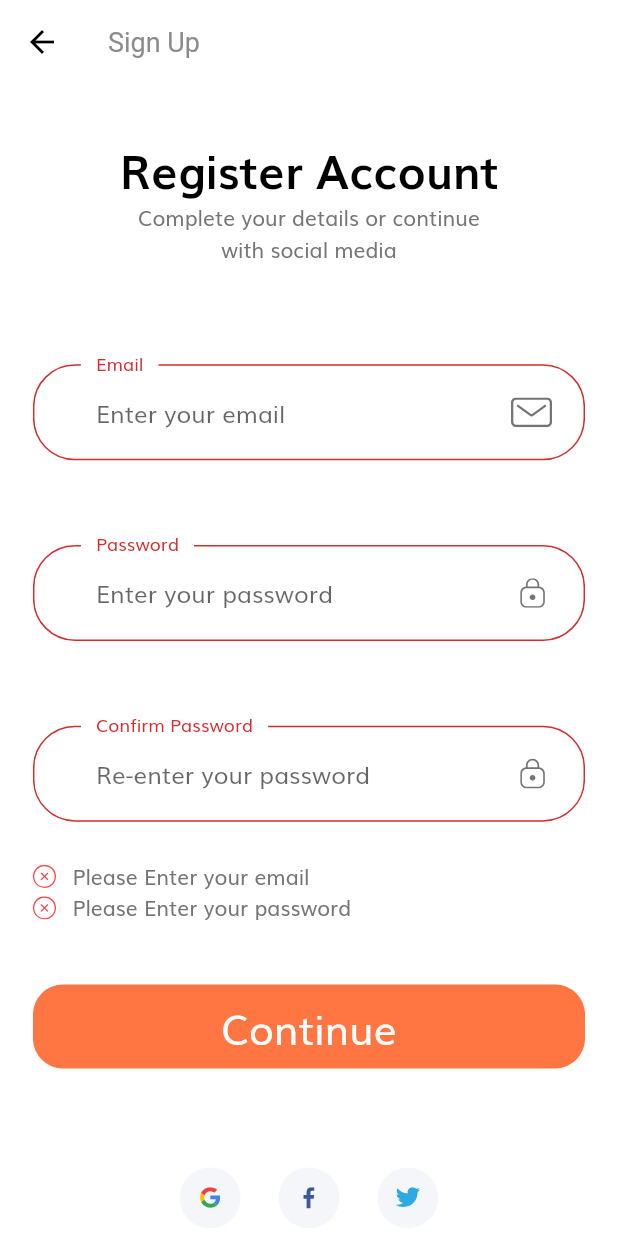
After one commit to sun1211/commerce_app, a Flutter app: the SignUpScreen screen opened by its route, after a tap on "Continue", on a phone screen of 412 x 824 dp. The commit adds this screen. Run offline on Flutter 3.47's test engine with Material 2 defaults, Android fonts, the phone set to English and light mode, and no system bars; our stand-ins replace flutter_svg.

Commit message:
add sign up + profile screen

```diff
--- a/lib/components/no_account_text.dart
+++ b/lib/components/no_account_text.dart
@@ -1,4 +1,5 @@
 import 'package:commerce_app/constants.dart';
+import 'package:commerce_app/screens/sign_up/sign_up_sreen.dart';
 import 'package:commerce_app/size_config.dart';
 import 'package:flutter/material.dart';
 
@@ -17,7 +18,7 @@ class NoAccountText extends StatelessWidget {
           style: TextStyle(fontSize: getProportionateScreenWidth(16)),
         ),
         GestureDetector(
-          // onTap: () => Navigator.pushNamed(context, SignUpScreen.routeName),
+          onTap: () => Navigator.pushNamed(context, SignUpScreen.routeName),
           child: Text(
             "Sign Up",
             style: TextStyle(
--- a/lib/routes.dart
+++ b/lib/routes.dart
@@ -1,6 +1,8 @@
+import 'package:commerce_app/screens/complete_profile/complete_profile_screen.dart';
 import 'package:commerce_app/screens/forgot_password/forgot_password_screen.dart';
 import 'package:commerce_app/screens/login_success/login_success_screen.dart';
 import 'package:commerce_app/screens/sign_in/sign_in_screen.dart';
+import 'package:commerce_app/screens/sign_up/sign_up_sreen.dart';
 import 'package:flutter/widgets.dart';
 import 'package:commerce_app/screens/splash/splash_screen.dart';
 
@@ -11,4 +13,6 @@ final Map<String, WidgetBuilder> routes = {
   SignInScreen.routeName: (context) => SignInScreen(),
   ForgotPasswordScreen.routeName: (context) => ForgotPasswordScreen(),
   LoginSuccessScreen.routeName: (context) => LoginSuccessScreen(),
+  SignUpScreen.routeName: (context) => SignUpScreen(),
+  CompleteProfileScreen.routeName: (context) => CompleteProfileScreen(),
 };
--- /dev/null
+++ b/lib/screens/complete_profile/complete_profile_screen.dart
@@ -0,0 +1,16 @@
+import 'package:flutter/material.dart';
+
+import 'components/body.dart';
+
+class CompleteProfileScreen extends StatelessWidget {
+  static String routeName = "/complete_profile";
+  @override
+  Widget build(BuildContext context) {
+    return Scaffold(
+      appBar: AppBar(
+        title: Text('Sign Up'),
+      ),
+      body: Body(),
+    );
+  }
+}
--- /dev/null
+++ b/lib/screens/sign_up/components/body.dart
@@ -0,0 +1,61 @@
+import 'package:commerce_app/components/socal_card.dart';
+import 'package:commerce_app/constants.dart';
+import 'package:commerce_app/size_config.dart';
+import 'package:flutter/material.dart';
+
+import 'sign_up_form.dart';
+
+class Body extends StatelessWidget {
+  const Body({Key key}) : super(key: key);
+
+  @override
+  Widget build(BuildContext context) {
+    return SafeArea(
+      child: SizedBox(
+        width: double.infinity,
+        child: Padding(
+          padding:
+              EdgeInsets.symmetric(horizontal: getProportionateScreenWidth(20)),
+          child: SingleChildScrollView(
+            child: Column(
+              children: [
+                SizedBox(height: SizeConfig.screenHeight * 0.04), // 4%
+                Text("Register Account", style: headingStyle),
+                Text(
+                  "Complete your details or continue \nwith social media",
+                  textAlign: TextAlign.center,
+                ),
+                SizedBox(height: SizeConfig.screenHeight * 0.08),
+                SignUpForm(),
+                SizedBox(height: SizeConfig.screenHeight * 0.08),
+                Row(
+                  mainAxisAlignment: MainAxisAlignment.center,
+                  children: [
+                    SocalCard(
+                      icon: "assets/icons/google-icon.svg",
+                      press: () {},
+                    ),
+                    SocalCard(
+                      icon: "assets/icons/facebook-2.svg",
+                      press: () {},
+                    ),
+                    SocalCard(
+                      icon: "assets/icons/twitter.svg",
+                      press: () {},
+                    ),
+                  ],
+                ),
+                SizedBox(height: getProportionateScreenHeight(20)),
+                Text(
+                  'By continuing your confirm that you agree \nwith our Term and Condition',
+                  textAlign: TextAlign.center,
+                  style: Theme.of(context).textTheme.caption,
+                )
+              ],
+            ),
+          ),
+        ),
+      ),
+    );
+  }
+}
--- /dev/null
+++ b/lib/screens/sign_up/components/sign_up_form.dart
@@ -0,0 +1,162 @@
+import 'package:commerce_app/components/custom_surfix_icon.dart';
+import 'package:commerce_app/components/default_button.dart';
+import 'package:commerce_app/components/form_error.dart';
+import 'package:commerce_app/constants.dart';
+import 'package:commerce_app/screens/complete_profile/complete_profile_screen.dart';
+import 'package:commerce_app/size_config.dart';
+import 'package:flutter/material.dart';
+
+class SignUpForm extends StatefulWidget {
+  @override
+  _SignUpFormState createState() => _SignUpFormState();
+}
+
+class _SignUpFormState extends State<SignUpForm> {
+  final _formKey = GlobalKey<FormState>();
+  String email;
+  String password;
+  String conform_password;
+  bool remember = false;
+  final List<String> errors = [];
+
+  void addError({String error}) {
+    if (!errors.contains(error))
+      setState(() {
+        errors.add(error);
+      });
+  }
+
+  void removeError({String error}) {
+    if (errors.contains(error))
+      setState(() {
+        errors.remove(error);
+      });
+  }
+
+  @override
+  Widget build(BuildContext context) {
+    return Form(
+      key: _formKey,
+      child: Column(
+        children: [
+          buildEmailFormField(),
+          SizedBox(height: getProportionateScreenHeight(30)),
+          buildPasswordFormField(),
+          SizedBox(height: getProportionateScreenHeight(30)),
+          buildConformPassFormField(),
+          FormError(errors: errors),
+          SizedBox(height: getProportionateScreenHeight(40)),
+          DefaultButton(
+            text: "Continue",
+            press: () {
+              if (_formKey.currentState.validate()) {
+                _formKey.currentState.save();
+                // if all are valid then go to success screen
+                Navigator.pushNamed(context, CompleteProfileScreen.routeName);
+              }
+            },
+          ),
+        ],
+      ),
+    );
+  }
+
+  TextFormField buildConformPassFormField() {
+    return TextFormField(
+      obscureText: true,
+      onSaved: (newValue) => conform_password = newValue,
+      onChanged: (value) {
+        if (value.isNotEmpty) {
+          removeError(error: kPassNullError);
+        } else if (value.isNotEmpty && password == conform_password) {
+          removeError(error: kMatchPassError);
+        }
+        conform_password = value;
+      },
+      validator: (value) {
+        if (value.isEmpty) {
+          addError(error: kPassNullError);
+          return "";
+        } else if ((password != value)) {
+          addError(error: kMatchPassError);
+          return "";
+        }
+        return null;
+      },
+      decoration: InputDecoration(
+        labelText: "Confirm Password",
+        hintText: "Re-enter your password",
+        // If  you are using latest version of flutter then lable text and hint text shown like this
+        // if you r using flutter less then 1.20.* then maybe this is not working properly
+        floatingLabelBehavior: FloatingLabelBehavior.always,
+        suffixIcon: CustomSurffixIcon(svgIcon: "assets/icons/Lock.svg"),
+      ),
+    );
+  }
+
+  TextFormField buildPasswordFormField() {
+    return TextFormField(
+      obscureText: true,
+      onSaved: (newValue) => password = newValue,
+      onChanged: (value) {
+        if (value.isNotEmpty) {
+          removeError(error: kPassNullError);
+        } else if (value.length >= 8) {
+          removeError(error: kShortPassError);
+        }
+        password = value;
+      },
+      validator: (value) {
+        if (value.isEmpty) {
+          addError(error: kPassNullError);
+          return "";
+        } else if (value.length < 8) {
+          addError(error: kShortPassError);
+          return "";
+        }
+        return null;
+      },
+      decoration: InputDecoration(
+        labelText: "Password",
+        hintText: "Enter your password",
+        // If  you are using latest version of flutter then lable text and hint text shown like this
+        // if you r using flutter less then 1.20.* then maybe this is not working properly
+        floatingLabelBehavior: FloatingLabelBehavior.always,
+        suffixIcon: CustomSurffixIcon(svgIcon: "assets/icons/Lock.svg"),
+      ),
+    );
+  }
+
+  TextFormField buildEmailFormField() {
+    return TextFormField(
+      keyboardType: TextInputType.emailAddress,
+      onSaved: (newValue) => email = newValue,
+      onChanged: (value) {
+        if (value.isNotEmpty) {
+          removeError(error: kEmailNullError);
+        } else if (emailValidatorRegExp.hasMatch(value)) {
+          removeError(error: kInvalidEmailError);
+        }
+        return null;
+      },
+      validator: (value) {
+        if (value.isEmpty) {
+          addError(error: kEmailNullError);
+          return "";
+        } else if (!emailValidatorRegExp.hasMatch(value)) {
+          addError(error: kInvalidEmailError);
+          return "";
+        }
+        return null;
+      },
+      decoration: InputDecoration(
+        labelText: "Email",
+        hintText: "Enter your email",
+        // If  you are using latest version of flutter then lable text and hint text shown like this
+        // if you r using flutter less then 1.20.* then maybe this is not working properly
+        floatingLabelBehavior: FloatingLabelBehavior.always,
+        suffixIcon: CustomSurffixIcon(svgIcon: "assets/icons/Mail.svg"),
+      ),
+    );
+  }
+}
--- /dev/null
+++ b/lib/screens/sign_up/sign_up_sreen.dart
@@ -0,0 +1,17 @@
+import 'package:commerce_app/screens/sign_up/components/body.dart';
+import 'package:flutter/material.dart';
+
+class SignUpScreen extends StatelessWidget {
+  const SignUpScreen({Key key}) : super(key: key);
+  static String routeName = "/sign_up";
+
+  @override
+  Widget build(BuildContext context) {
+    return Scaffold(
+      appBar: AppBar(
+        title: Text("Sign Up"),
+      ),
+      body: Body(),
+    );
+  }
+}
```
Also changed, not shown: lib/screens/complete_profile/components/body.dart (added, +40 -0 lines), lib/screens/complete_profile/components/complete_profile_form.dart (added, +159 -0 lines), 3 other files.
